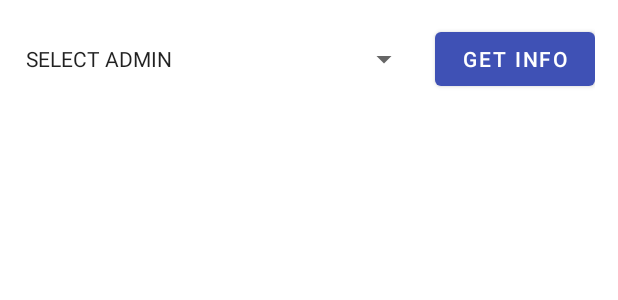
After one commit to PrinceSumberia/assets-management, an Android app: the layout fragment_fragment_admin.xml on its own in the app's theme, with its tools: preview values and no code run, on a phone screen of 412 x 824 dp. The commit adds this screen. Shown: the top 300 px of the screen. Run offline under Robolectric (Android 15) with nearby library versions, the phone set to English and light mode, and no system bars.

Commit message:
*Implemented Search By Admin RecyclerView

```diff
--- a/app/src/main/java/com/prince/assetManagement/GetAssetInfo.java
+++ b/app/src/main/java/com/prince/assetManagement/GetAssetInfo.java
@@ -12,7 +12,7 @@ import android.widget.Toast;
 import androidx.appcompat.app.AppCompatActivity;
 
 public class GetAssetInfo extends AppCompatActivity {
-    String items[] = {"By Department", "By Asset Type", "By Value", "By Year", "By User", "By Vendor"};
+    String items[] = {"By Department", "By Asset Type", "By Value", "By Year", "By User", "By Vendor", "By Admin"};
     String TAG = "My Name";
 
     @Override
--- a/app/src/main/java/com/prince/assetManagement/IssueAssets.java
+++ b/app/src/main/java/com/prince/assetManagement/IssueAssets.java
@@ -215,7 +215,6 @@ public class IssueAssets extends AppCompatActivity {
                                         final int finalI = i;
                                         try {
 
-
                                             querySnapshot.getDocuments()
                                                     .get(i)
                                                     .getReference()
--- a/app/src/main/res/layout/activity_get_asset_info.xml
+++ b/app/src/main/res/layout/activity_get_asset_info.xml
@@ -17,7 +17,7 @@
 
     <ListView
         android:id="@+id/list_item"
-        android:layout_width="wrap_content"
+        android:layout_width="match_parent"
         android:layout_height="wrap_content">
     </ListView>
     <!--<TextView-->
--- /dev/null
+++ b/app/src/main/res/layout/fragment_fragment_admin.xml
@@ -0,0 +1,54 @@
+<?xml version="1.0" encoding="utf-8"?>
+<FrameLayout xmlns:android="http://schemas.android.com/apk/res/android"
+    xmlns:tools="http://schemas.android.com/tools"
+    android:layout_width="match_parent"
+    android:layout_height="match_parent"
+    tools:context=".FragmentAdmin">
+
+    <LinearLayout
+        android:layout_width="match_parent"
+        android:layout_height="match_parent"
+        android:orientation="vertical">
+
+        <LinearLayout
+            android:layout_width="match_parent"
+            android:layout_height="wrap_content"
+            android:layout_margin="15dp"
+            android:layout_marginBottom="20dp"
+            android:orientation="horizontal">
+
+            <TextView
+                android:layout_width="wrap_content"
+                android:layout_height="match_parent"
+                android:layout_marginRight="10dp"
+                android:layout_weight="1"
+                android:gravity="center"
+                android:text="Select Admin"
+                android:textAllCaps="true"
+                android:textAppearance="@style/TextAppearance.AppCompat.Body1" />
+
+            <Spinner
+                android:id="@+id/spinner_admin"
+                android:layout_width="150dp"
+                android:layout_height="wrap_content"
+                android:layout_gravity="center"
+                android:layout_marginRight="10dp"
+                android:layout_weight="1"
+                android:prompt="@string/spinner_title" />
+
+            <Button
+                android:id="@+id/get_info"
+                android:layout_width="wrap_content"
+                android:layout_height="wrap_content"
+                android:layout_weight="1"
+                android:text="Get Info" />
+        </LinearLayout>
+
+        <androidx.recyclerview.widget.RecyclerView
+            android:id="@+id/recycler_view"
+            android:layout_width="match_parent"
+            android:layout_height="match_parent"></androidx.recyclerview.widget.RecyclerView>
+
+    </LinearLayout>
+
+</FrameLayout>
--- a/app/src/main/res/layout/get_info_list.xml
+++ b/app/src/main/res/layout/get_info_list.xml
@@ -2,7 +2,7 @@
 <RelativeLayout xmlns:android="http://schemas.android.com/apk/res/android"
     android:id="@+id/parent_layout_get_info_list"
     android:layout_width="match_parent"
-    android:layout_height="match_parent"
+    android:layout_height="wrap_content"
     android:layout_margin="15dp"
     android:orientation="horizontal">
 
```
Also changed, not shown: app/src/main/java/com/prince/assetManagement/Display_Info.java (+10 -0 lines), app/src/main/java/com/prince/assetManagement/FragmentAdmin.java (added, +144 -0 lines), app/src/main/java/com/prince/assetManagement/LoginActivity.java (+10 -2 lines).
